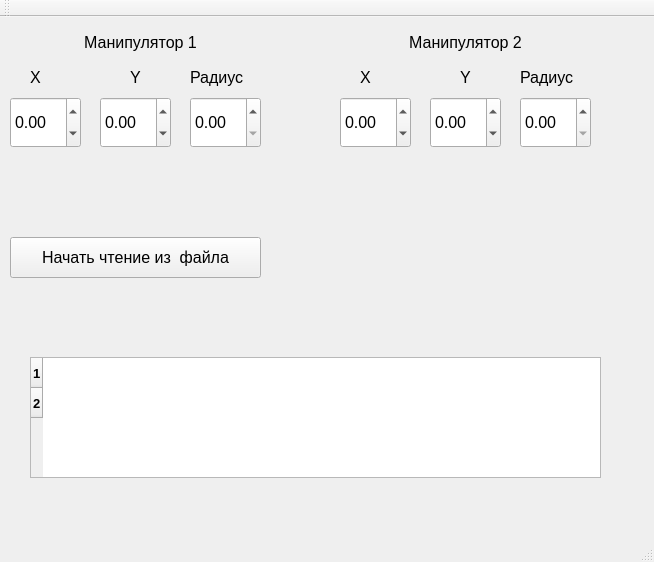
Before: the Qt Designer form mainwindow.ui in rsbtv/niiisk_exercise, drawn with Qt 5.
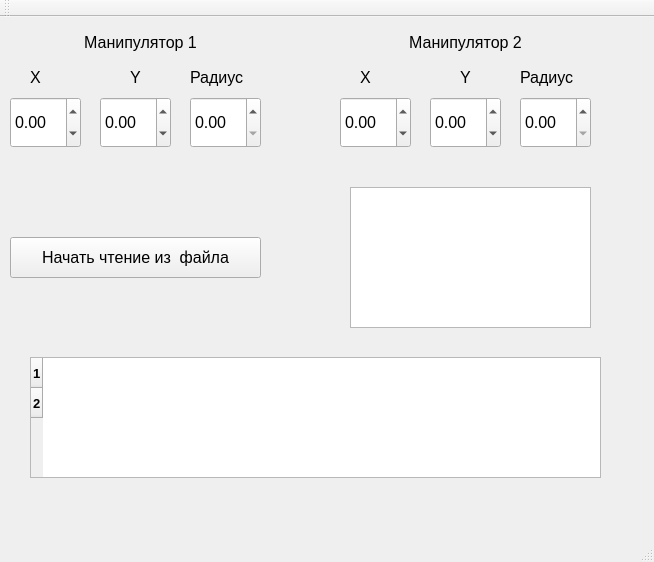
After: the same form once the commit is applied.

Diff of the .ui file:
```diff
--- a/mainwindow.ui
+++ b/mainwindow.ui
@@ -324,6 +324,16 @@
     <row/>
     <row/>
    </widget>
+   <widget class="QTextEdit" name="textEdit">
+    <property name="geometry">
+     <rect>
+      <x>350</x>
+      <y>170</y>
+      <width>241</width>
+      <height>141</height>
+     </rect>
+    </property>
+   </widget>
   </widget>
   <widget class="QMenuBar" name="menuBar">
    <property name="geometry">
```
